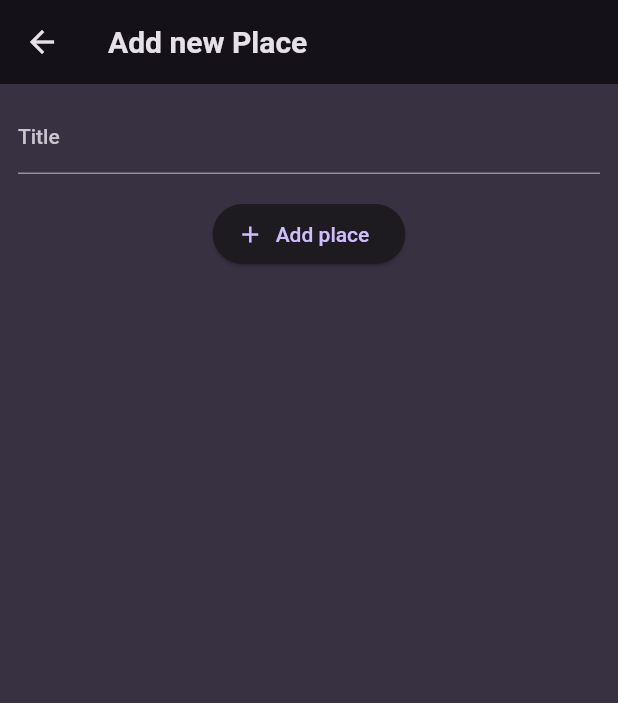
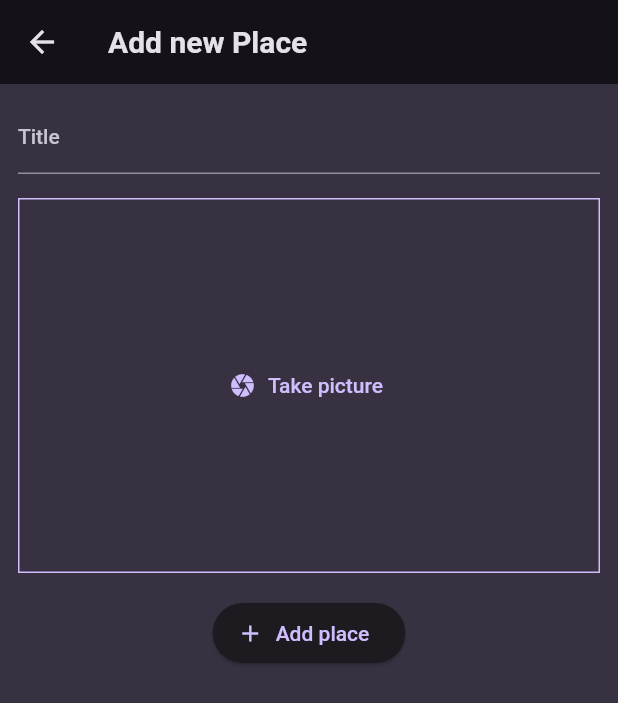
Before and after one commit to Kapil619/favorite_places_app, a Flutter app: the AddPlaceScreen screen opened directly, on a phone screen of 412 x 824 dp. Shown: the top 703 px of the screen. Run offline on Flutter 3.47's test engine with Material 2 defaults, Android fonts, the phone set to English and light mode, and no system bars; our stand-ins replace flutter_riverpod, google_fonts.

Commit message:
created widget for adding image

```diff
--- a/lib/screens/add_place.dart
+++ b/lib/screens/add_place.dart
@@ -1,4 +1,5 @@
 import 'package:favorite_places/providers/user_places.dart';
+import 'package:favorite_places/widgets/image_input.dart';
 import 'package:flutter/material.dart';
 import 'package:flutter_riverpod/flutter_riverpod.dart';
 
@@ -46,6 +47,8 @@ class _AddPlaceScreenState extends ConsumerState<AddPlaceScreen> {
               style:
                   TextStyle(color: Theme.of(context).colorScheme.onBackground),
             ),
+            const SizedBox(height: 16),
+            ImageInput(),
             const SizedBox(
               height: 16,
             ),
--- /dev/null
+++ b/lib/widgets/image_input.dart
@@ -0,0 +1,32 @@
+import 'package:flutter/material.dart';
+
+class ImageInput extends StatefulWidget {
+  const ImageInput({super.key});
+
+  @override
+  State<ImageInput> createState() {
+    return _ImageInputState();
+  }
+}
+
+class _ImageInputState extends State<ImageInput> {
+  void _takePicture() {}
+
+  @override
+  Widget build(BuildContext context) {
+    return Container(
+      decoration: BoxDecoration(
+        border:
+            Border.all(width: 1, color: Theme.of(context).colorScheme.primary),
+      ),
+      height: 250,
+      width: double.infinity,
+      alignment: Alignment.center,
+      child: TextButton.icon(
+        onPressed: _takePicture,
+        icon: const Icon(Icons.camera),
+        label: const Text('Take picture'),
+      ),
+    );
+  }
+}
```
